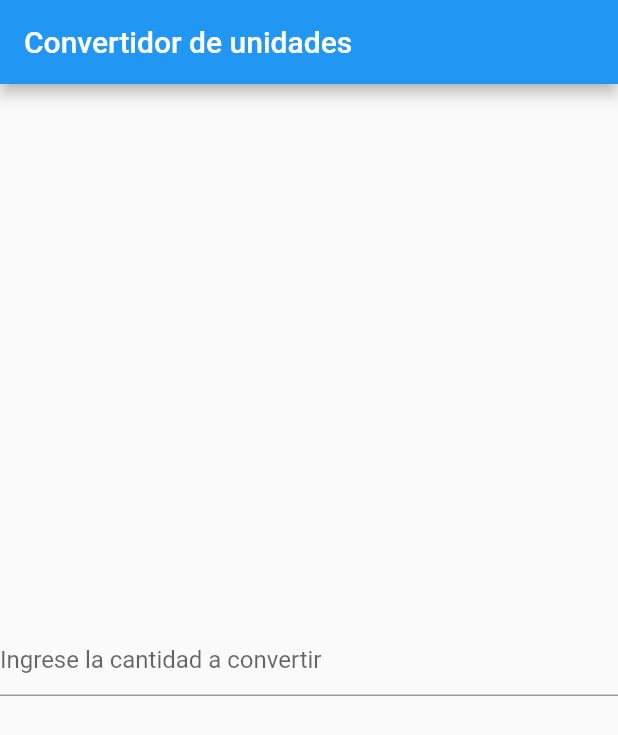
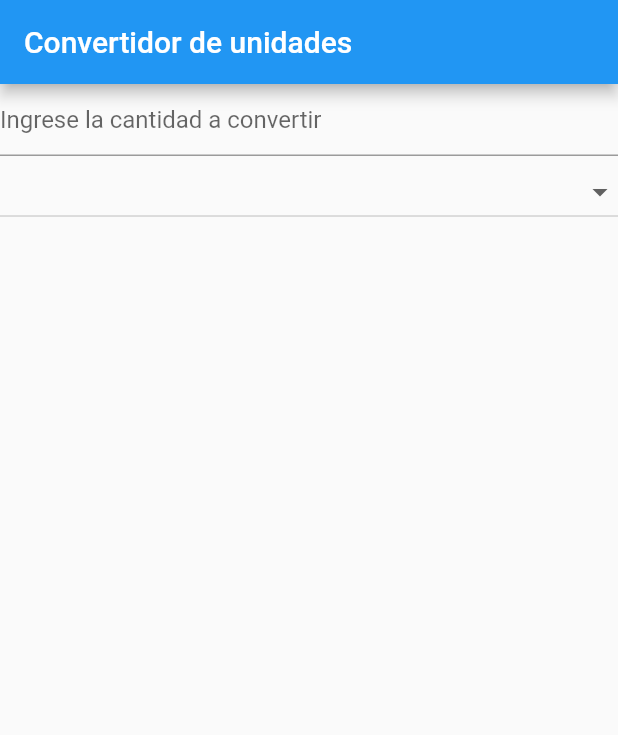
Before and after one commit to Luis-FloresC/proyecto_clase, a Flutter app: the screen it shows after launch, on a phone screen of 412 x 824 dp. Shown: the top 735 px of the screen. Run offline on Flutter 3.47's test engine with Material 2 defaults, Android fonts, the phone set to English and light mode, and no system bars.

Commit message:
se creo un combobox

```diff
--- a/lib/main.dart
+++ b/lib/main.dart
@@ -12,9 +12,25 @@
 }
 
 class MyCalculatorState extends State<MyCalculator> {
+  //Declaracion de Variables
   double _numberForm = 0;
+  String _startMeasure = "";
+  String _convertedMeasure = "";
+  String _resultMessage = "";
+  double _result = 0;
+
   @override
   Widget build(BuildContext context) {
+    final List<String> _measures = [
+      "Metros",
+      "Kilometros",
+      "Gramos",
+      "Kilogramos",
+      "Pies",
+      "Millas",
+      "Onzas",
+      "Libras"
+    ];
     // ignore: prefer_const_constructors
     return MaterialApp(
       title: "Conversor de Unidades",
@@ -24,7 +40,9 @@
           title: Text("Convertidor de unidades"),
         ),
         body: Center(
-          child: TextField(
+          child: Column(
+            children: [
+              TextField(
                   onChanged: (text) {
                     var rv = double.tryParse(text);
                     if (rv != null) {
@@ -34,7 +52,23 @@
                     }
                   },
                   keyboardType: TextInputType.number,
-              decoration: const InputDecoration(hintText: "Ingrese la cantidad a convertir")),
+                  decoration: const InputDecoration(
+                      hintText: "Ingrese la cantidad a convertir")),
+              DropdownButton(
+                isExpanded: true,
+                value: _startMeasure,
+                items: _measures.map((String value) {
+                  return DropdownMenuItem<String>(
+                    value: value,
+                    child: Text(value),
+                  );
+                }).toList(),
+                onChanged: (value) {
+                  /* Continuara... */
+                },
+              ),
+            ],
+          ),
         ),
       ),
     );
```
Lines whose indentation alone changed are shown as unchanged.
